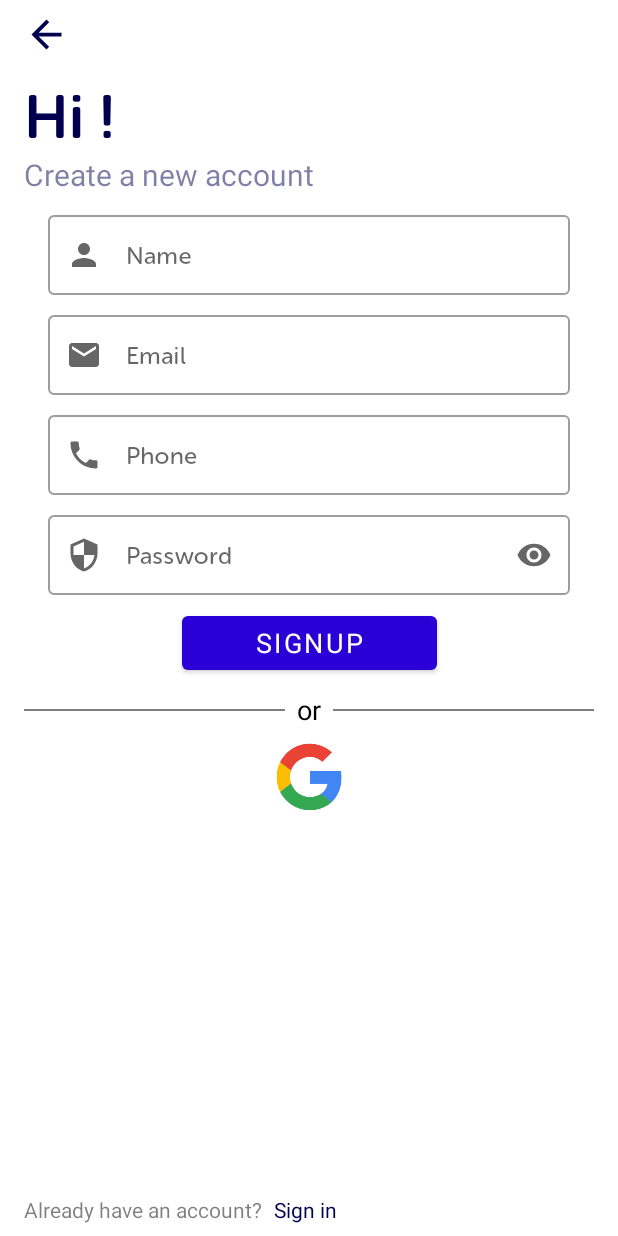
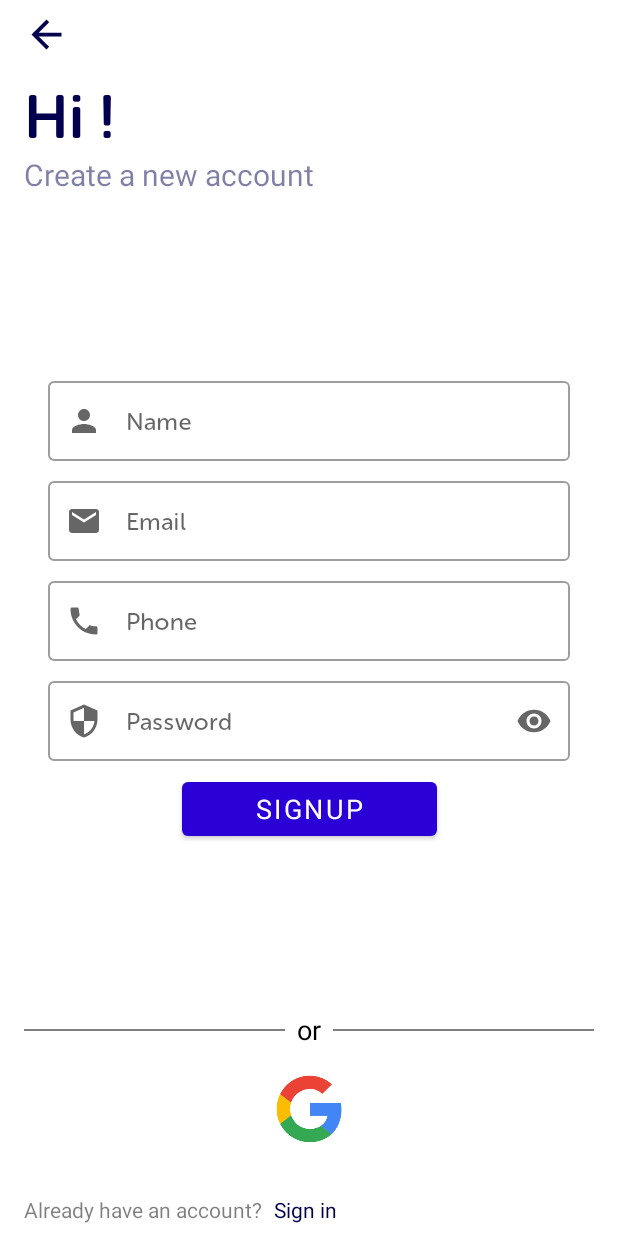
Before and after one commit to RishikeshWadkar/Allies, an Android app: the screen it shows after launch (SignInActivity), after a tap on "SIGNUP", on a phone screen of 412 x 824 dp. Run offline under Robolectric (Android 15) with nearby library versions, the phone set to English and light mode, and no system bars; our stand-ins replace Firebase (no records; nobody signed in at launch, a user with empty details on screens opened directly); Roboto replaces fonts that are not available here.

Commit message:
fixed signup UI and signin UI only

```diff
--- a/app/src/main/res/layout/fragment_sign_up.xml
+++ b/app/src/main/res/layout/fragment_sign_up.xml
@@ -79,10 +79,12 @@
         android:layout_marginRight="16dp"
         android:hint="Name"
         app:helperTextTextColor="@color/red"
+        app:layout_constraintBottom_toTopOf="@+id/sign_up_email"
         app:layout_constraintEnd_toStartOf="@+id/guideline8"
-        app:layout_constraintHorizontal_bias="0.0"
+        app:layout_constraintHorizontal_bias="0.5"
         app:layout_constraintStart_toStartOf="@+id/guideline7"
         app:layout_constraintTop_toBottomOf="@+id/sign_up_below_text"
+        app:layout_constraintVertical_chainStyle="packed"
         app:startIconDrawable="@drawable/ic_name">
 
         <com.google.android.material.textfield.TextInputEditText
@@ -97,16 +99,13 @@
         style="@style/Widget.MaterialComponents.TextInputLayout.OutlinedBox"
         android:layout_width="0dp"
         android:layout_height="wrap_content"
-        android:layout_marginStart="16dp"
-        android:layout_marginLeft="16dp"
         android:layout_marginTop="8dp"
-        android:layout_marginEnd="16dp"
-        android:layout_marginRight="16dp"
         android:hint="Email"
         app:helperTextTextColor="#FF0000"
-        app:layout_constraintEnd_toStartOf="@+id/guideline8"
-        app:layout_constraintHorizontal_bias="0.0"
-        app:layout_constraintStart_toStartOf="@+id/guideline7"
+        app:layout_constraintBottom_toTopOf="@+id/sign_up_phone"
+        app:layout_constraintEnd_toEndOf="@+id/sign_up_name"
+        app:layout_constraintHorizontal_bias="0.5"
+        app:layout_constraintStart_toStartOf="@+id/sign_up_name"
         app:layout_constraintTop_toBottomOf="@+id/sign_up_name"
         app:startIconDrawable="@drawable/ic_email">
 
@@ -122,16 +121,13 @@
         style="@style/Widget.MaterialComponents.TextInputLayout.OutlinedBox"
         android:layout_width="0dp"
         android:layout_height="wrap_content"
-        android:layout_marginStart="16dp"
-        android:layout_marginLeft="16dp"
         android:layout_marginTop="8dp"
-        android:layout_marginEnd="16dp"
-        android:layout_marginRight="16dp"
         android:hint="Phone"
         app:helperTextTextColor="@color/black"
-        app:layout_constraintEnd_toStartOf="@+id/guideline8"
-        app:layout_constraintHorizontal_bias="0.0"
-        app:layout_constraintStart_toStartOf="@+id/guideline7"
+        app:layout_constraintBottom_toTopOf="@+id/sign_up_password"
+        app:layout_constraintEnd_toEndOf="@+id/sign_up_email"
+        app:layout_constraintHorizontal_bias="0.5"
+        app:layout_constraintStart_toStartOf="@+id/sign_up_email"
         app:layout_constraintTop_toBottomOf="@+id/sign_up_email"
         app:startIconDrawable="@drawable/ic_phone">
 
@@ -149,17 +145,14 @@
         style="@style/Widget.MaterialComponents.TextInputLayout.OutlinedBox"
         android:layout_width="0dp"
         android:layout_height="wrap_content"
-        android:layout_marginStart="16dp"
-        android:layout_marginLeft="16dp"
         android:layout_marginTop="8dp"
-        android:layout_marginEnd="16dp"
-        android:layout_marginRight="16dp"
         android:hint="Password"
         app:endIconMode="password_toggle"
         app:helperTextTextColor="#FF0000"
-        app:layout_constraintEnd_toStartOf="@+id/guideline8"
-        app:layout_constraintHorizontal_bias="0.0"
-        app:layout_constraintStart_toStartOf="@+id/guideline7"
+        app:layout_constraintBottom_toTopOf="@+id/sign_up_button"
+        app:layout_constraintEnd_toEndOf="@+id/sign_up_phone"
+        app:layout_constraintHorizontal_bias="0.5"
+        app:layout_constraintStart_toStartOf="@+id/sign_up_phone"
         app:layout_constraintTop_toBottomOf="@+id/sign_up_phone"
         app:startIconDrawable="@drawable/ic_password">
 
@@ -180,8 +173,10 @@
         android:text="SIGNUP"
         android:textSize="18sp"
         app:backgroundTint="@color/light_blue"
-        app:layout_constraintEnd_toStartOf="@+id/guideline8"
-        app:layout_constraintStart_toStartOf="@+id/guideline7"
+        app:layout_constraintBottom_toTopOf="@+id/sign_up_or"
+        app:layout_constraintEnd_toEndOf="@+id/sign_up_password"
+        app:layout_constraintHorizontal_bias="0.5"
+        app:layout_constraintStart_toStartOf="@+id/sign_up_password"
         app:layout_constraintTop_toBottomOf="@+id/sign_up_password" />
 
     <View
@@ -217,25 +212,25 @@
         android:id="@+id/sign_up_or"
         android:layout_width="wrap_content"
         android:layout_height="wrap_content"
-        android:layout_marginTop="8dp"
+        android:layout_marginBottom="16dp"
         android:fontFamily="sans-serif"
         android:text="or"
         android:textColor="#000000"
         android:textSize="18sp"
+        app:layout_constraintBottom_toTopOf="@+id/sign_up_google_login"
         app:layout_constraintEnd_toStartOf="@+id/sign_up_right_line"
         app:layout_constraintHorizontal_bias="0.5"
-        app:layout_constraintStart_toEndOf="@+id/sign_up_left_line"
-        app:layout_constraintTop_toBottomOf="@+id/sign_up_button" />
+        app:layout_constraintStart_toEndOf="@+id/sign_up_left_line" />
 
     <ImageView
         android:id="@+id/sign_up_google_login"
         android:layout_width="50dp"
         android:layout_height="50dp"
-        android:layout_marginTop="8dp"
+        android:layout_marginBottom="32dp"
         android:src="@drawable/google_logo"
+        app:layout_constraintBottom_toTopOf="@+id/sign_up_sign_in_textview"
         app:layout_constraintEnd_toStartOf="@+id/guideline8"
-        app:layout_constraintStart_toStartOf="@+id/guideline7"
-        app:layout_constraintTop_toBottomOf="@+id/sign_up_or" />
+        app:layout_constraintStart_toStartOf="@+id/guideline7" />
 
     <TextView
         android:id="@+id/sign_up_alreday_have_an_account"
--- a/app/src/main/res/layout/fragment_signin.xml
+++ b/app/src/main/res/layout/fragment_signin.xml
@@ -54,15 +54,16 @@
         android:layout_height="wrap_content"
         android:layout_marginStart="16dp"
         android:layout_marginLeft="16dp"
-        android:layout_marginTop="100dp"
         android:layout_marginEnd="16dp"
         android:layout_marginRight="16dp"
         android:hint="Email"
-        app:helperText="*Required"
         app:helperTextTextColor="#FF0000"
+        app:layout_constraintBottom_toTopOf="@+id/sign_in_password"
         app:layout_constraintEnd_toStartOf="@+id/guideline4"
+        app:layout_constraintHorizontal_bias="0.5"
         app:layout_constraintStart_toStartOf="@+id/guideline2"
         app:layout_constraintTop_toBottomOf="@+id/sign_in_below_welcome"
+        app:layout_constraintVertical_chainStyle="packed"
         app:startIconDrawable="@drawable/ic_email">
 
         <com.google.android.material.textfield.TextInputEditText
@@ -85,9 +86,10 @@
         android:layout_marginRight="16dp"
         android:hint="Password"
         app:endIconMode="password_toggle"
-        app:helperText="*Required"
         app:helperTextTextColor="#FF0000"
+        app:layout_constraintBottom_toTopOf="@+id/sign_in_login_button"
         app:layout_constraintEnd_toStartOf="@+id/guideline4"
+        app:layout_constraintHorizontal_bias="0.5"
         app:layout_constraintStart_toStartOf="@+id/guideline2"
         app:layout_constraintTop_toBottomOf="@+id/sign_in_email_address"
         app:startIconDrawable="@drawable/ic_password">
@@ -104,12 +106,14 @@
         android:id="@+id/sign_in_login_button"
         android:layout_width="170sp"
         android:layout_height="wrap_content"
-        android:layout_marginTop="24dp"
+        android:layout_marginTop="8dp"
         android:fontFamily="sans-serif"
         android:text="LOGIN"
         android:textSize="18sp"
         app:backgroundTint="@color/light_blue"
+        app:layout_constraintBottom_toTopOf="@+id/sign_in_forgot_password"
         app:layout_constraintEnd_toStartOf="@+id/guideline4"
+        app:layout_constraintHorizontal_bias="0.5"
         app:layout_constraintStart_toStartOf="@+id/guideline2"
         app:layout_constraintTop_toBottomOf="@+id/sign_in_password" />
 
@@ -121,7 +125,9 @@
         android:text="Forgot Password"
         android:textColor="#80000000"
         android:textSize="14sp"
+        app:layout_constraintBottom_toTopOf="@+id/sign_in_or"
         app:layout_constraintEnd_toStartOf="@+id/guideline4"
+        app:layout_constraintHorizontal_bias="0.5"
         app:layout_constraintStart_toStartOf="@+id/guideline2"
         app:layout_constraintTop_toBottomOf="@+id/sign_in_login_button" />
 
--- a/app/src/main/res/values-night/themes.xml
+++ b/app/src/main/res/values-night/themes.xml
@@ -2,15 +2,15 @@
     <!-- Base application theme. -->
     <style name="Theme.SocialApp" parent="Theme.MaterialComponents.Light.NoActionBar">
         <!-- Primary brand color. -->
-        <item name="colorPrimary">@color/purple_Light</item>
-        <item name="colorPrimaryVariant">@color/purple_500</item>
+        <item name="colorPrimary">@color/light_blue</item>
+        <item name="colorPrimaryVariant">@color/dark_blue</item>
         <item name="colorOnPrimary">@color/white</item>
         <!-- Secondary brand color. -->
         <item name="colorSecondary">@color/teal_200</item>
         <item name="colorSecondaryVariant">@color/teal_200</item>
         <item name="colorOnSecondary">@color/black</item>
         <!-- Status bar color. -->
-        <item name="android:statusBarColor" tools:targetApi="l">?attr/colorPrimaryVariant</item>
+        <item name="android:statusBarColor" tools:targetApi="l">?attr/colorPrimary</item>
         <!-- Customize your theme here. -->
     </style>
 </resources>
```
Also changed, not shown: app/src/main/java/com/rishikeshwadkar/socialapp/SignUpFragment.kt (line endings or trailing spaces).
